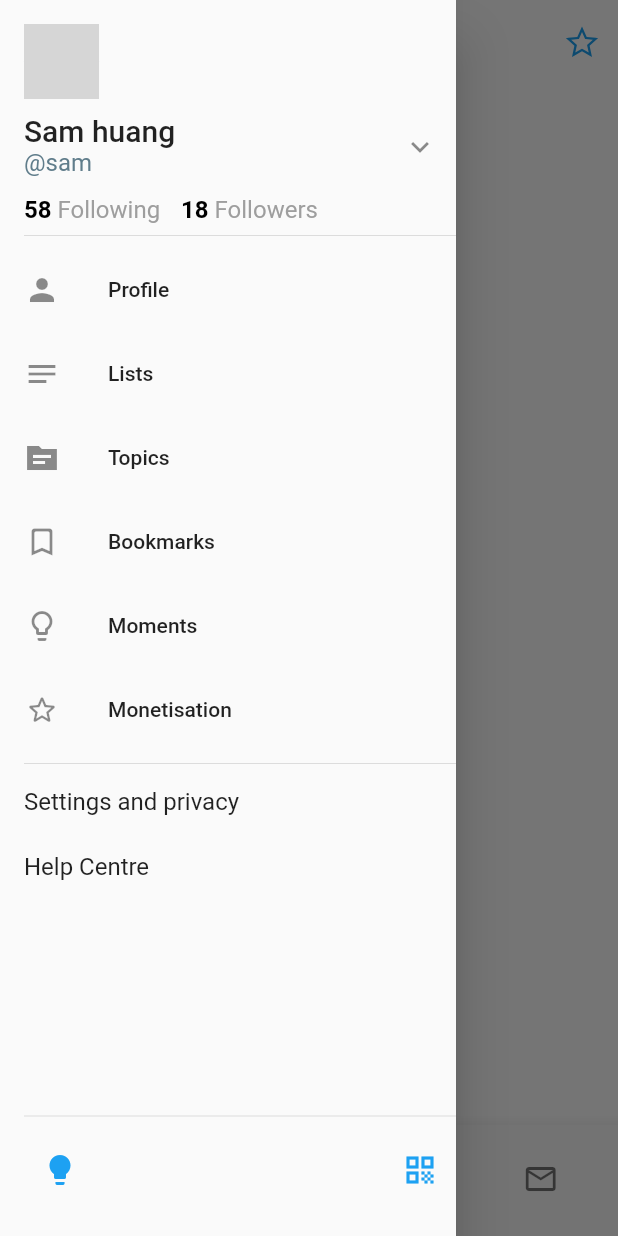
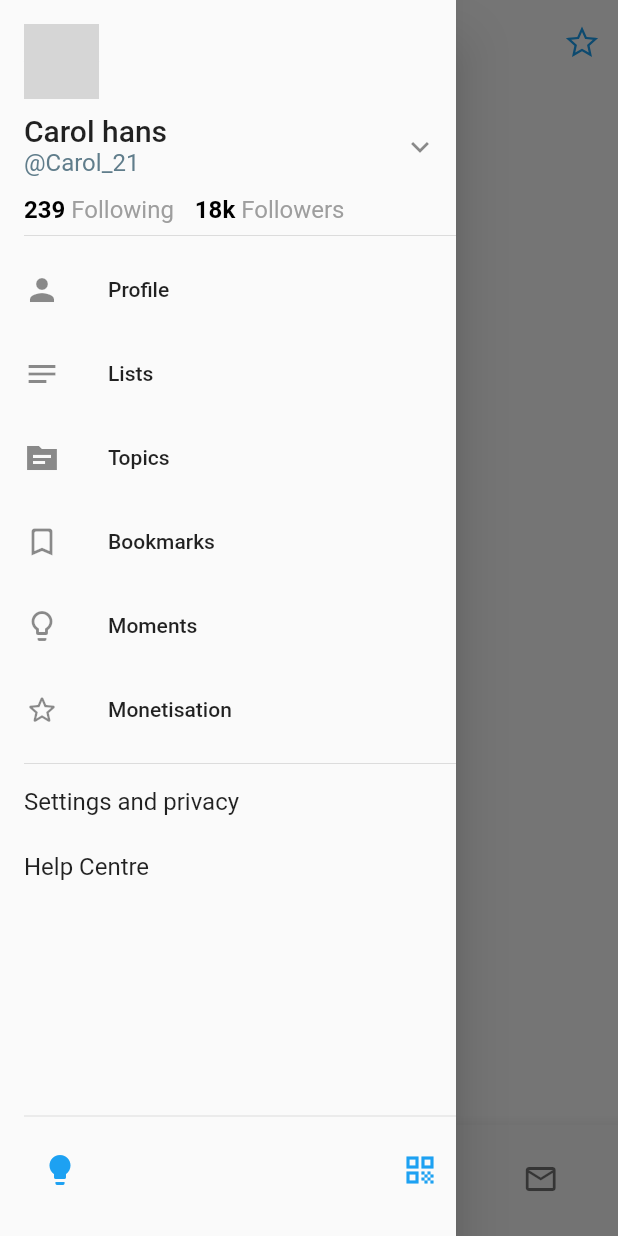
Before and after one commit to 2002Bishwajeet/twitter-clone, a Flutter app: the screen it shows after launch, with the side drawer open, on a phone screen of 412 x 824 dp. Run offline on Flutter 3.47's test engine with Material 2 defaults, Android fonts, the phone set to English and light mode, and no system bars; our stand-ins replace cached_network_image, flutter_hex_color, line_icons; network calls fail; grey boxes are pictures that could not be loaded.

Commit message:
minor fixes

```diff
--- a/lib/pages/homepage.dart
+++ b/lib/pages/homepage.dart
@@ -3,8 +3,21 @@ import 'package:flutter/material.dart';
 import 'package:line_icons/line_icons.dart';
 import 'package:twitter_clone/themes.dart';
 
-class HomePage extends StatelessWidget {
+class HomePage extends StatefulWidget {
   const HomePage({Key? key}) : super(key: key);
+
+  @override
+  _HomePageState createState() => _HomePageState();
+}
+
+class _HomePageState extends State<HomePage> {
+  int _currIndex = 0;
+
+  void _nextIndex(int val) {
+    setState(() {
+      _currIndex = val;
+    });
+  }
 
   @override
   Widget build(BuildContext context) {
@@ -27,18 +40,18 @@ class HomePage extends StatelessWidget {
               children: <Widget>[
                 CircleAvatar(
                     backgroundImage: CachedNetworkImageProvider(
-                        "https://images.pexels.com/photos/5898485/pexels-photo-5898485.jpeg?auto=compress&cs=tinysrgb&dpr=2&h=650&w=940"),
+                        "https://images.pexels.com/photos/2811087/pexels-photo-2811087.jpeg?auto=compress&cs=tinysrgb&dpr=2&h=650&w=940"),
                     radius: 25),
                 ListTile(
                   dense: true,
                   contentPadding: EdgeInsets.zero,
                   title: Text(
-                    'Sam huang',
+                    'Carol hans',
                     softWrap: true,
                     style: TextStyle(fontSize: 20),
                   ),
                   subtitle: Text(
-                    "@sam",
+                    "@Carol_21",
                     style: TextStyle(color: Colors.blueGrey, fontSize: 16),
                   ),
                   trailing: IconButton(
@@ -56,7 +69,7 @@ class HomePage extends StatelessWidget {
                           style: TextStyle(color: Colors.grey, fontSize: 16),
                           children: [
                             TextSpan(
-                                text: '58 ',
+                                text: '239 ',
                                 style: TextStyle(
                                     color: Colors.black,
                                     fontWeight: FontWeight.bold)),
@@ -69,7 +82,7 @@ class HomePage extends StatelessWidget {
                           style: TextStyle(color: Colors.grey, fontSize: 16),
                           children: [
                             TextSpan(
-                                text: '18 ',
+                                text: '18k ',
                                 style: TextStyle(
                                     color: Colors.black,
                                     fontWeight: FontWeight.bold)),
@@ -158,6 +171,7 @@ class HomePage extends StatelessWidget {
           SliverAppBar(
             backgroundColor: Theme.of(context).backgroundColor,
             centerTitle: true,
+            elevation: 5,
             title: Icon(
               LineIcons.twitter,
               size: 36,
@@ -172,7 +186,8 @@ class HomePage extends StatelessWidget {
           showSelectedLabels: false,
           showUnselectedLabels: false,
           type: BottomNavigationBarType.fixed,
-          // backgroundColor: Colors.white70,
+          currentIndex: _currIndex,
+          onTap: _nextIndex,
           enableFeedback: true,
           elevation: 10,
           items: [
```
